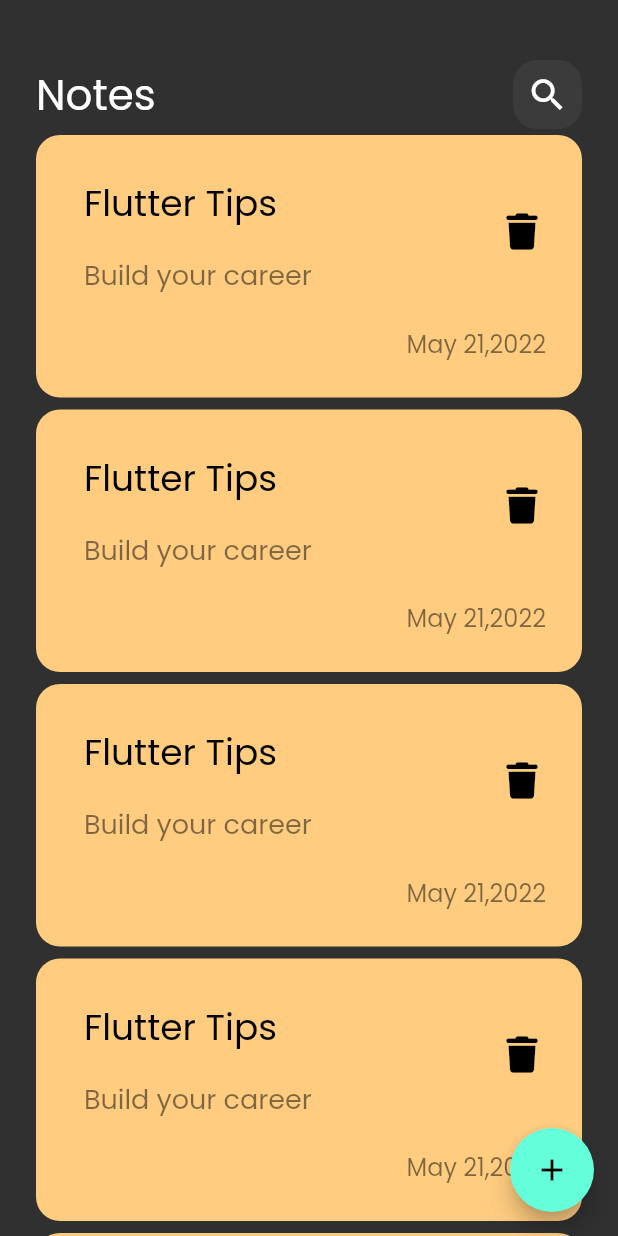
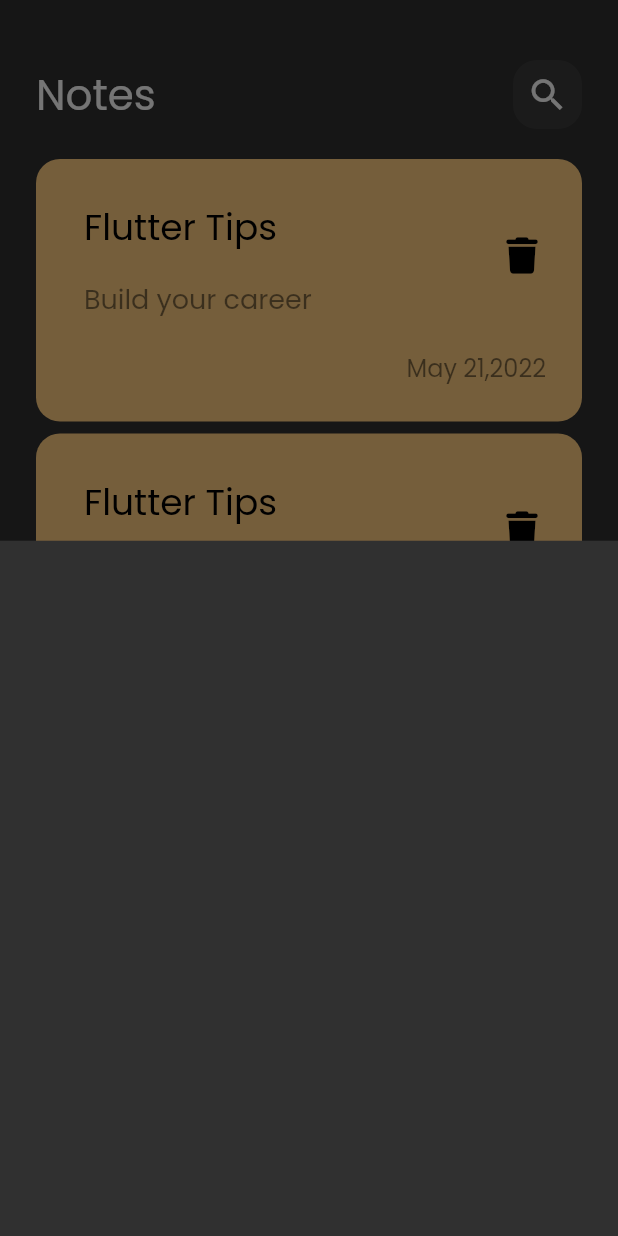
Before and after one commit to AyaIbrahim3027/notes_app, a Flutter app: the screen it shows after launch, after a tap on the "add" icon, on a phone screen of 412 x 824 dp. Run offline on Flutter 3.47's test engine with Material 2 defaults, Android fonts, the phone set to English and light mode, and no system bars; our stand-ins replace font_awesome_flutter.

Commit message:
show modal bottom sheet

```diff
--- a/lib/views/notes_view.dart
+++ b/lib/views/notes_view.dart
@@ -1,4 +1,5 @@
 import 'package:flutter/material.dart';
+import 'package:notes_app/views/widgets/add_note_bottom_sheet.dart';
 import 'package:notes_app/views/widgets/notes_view_body.dart';
 
 class NotesView extends StatelessWidget {
@@ -8,7 +9,13 @@ class NotesView extends StatelessWidget {
   Widget build(BuildContext context) {
     return Scaffold(
       floatingActionButton: FloatingActionButton(
-        onPressed: () {},
+        onPressed: () {
+          showModalBottomSheet(
+              context: context,
+              builder: (context) {
+                return const AddNoteBottomSheet();
+              });
+        },
         child: const Icon(
           Icons.add,
         ),
--- /dev/null
+++ b/lib/views/widgets/add_note_bottom_sheet.dart
@@ -0,0 +1,10 @@
+import 'package:flutter/material.dart';
+
+class AddNoteBottomSheet extends StatelessWidget {
+  const AddNoteBottomSheet({Key? key}) : super(key: key);
+
+  @override
+  Widget build(BuildContext context) {
+    return Container();
+  }
+}
--- a/lib/views/widgets/notes_list_view.dart
+++ b/lib/views/widgets/notes_list_view.dart
@@ -9,11 +9,16 @@ class NotesListView extends StatelessWidget {
 
   @override
   Widget build(BuildContext context) {
-    return ListView.builder(itemBuilder : (context, index){
-      return const Padding(
-        padding: EdgeInsets.symmetric(vertical: 4),
-        child: NoteItem(),
-      );
-    });
+    return Padding(
+      padding: const EdgeInsets.symmetric(vertical: 16),
+      child: ListView.builder(
+        padding: EdgeInsets.zero,
+          itemBuilder : (context, index){
+        return const Padding(
+          padding: EdgeInsets.symmetric(vertical: 4),
+          child: NoteItem(),
+        );
+      }),
+    );
   }
 }
```
